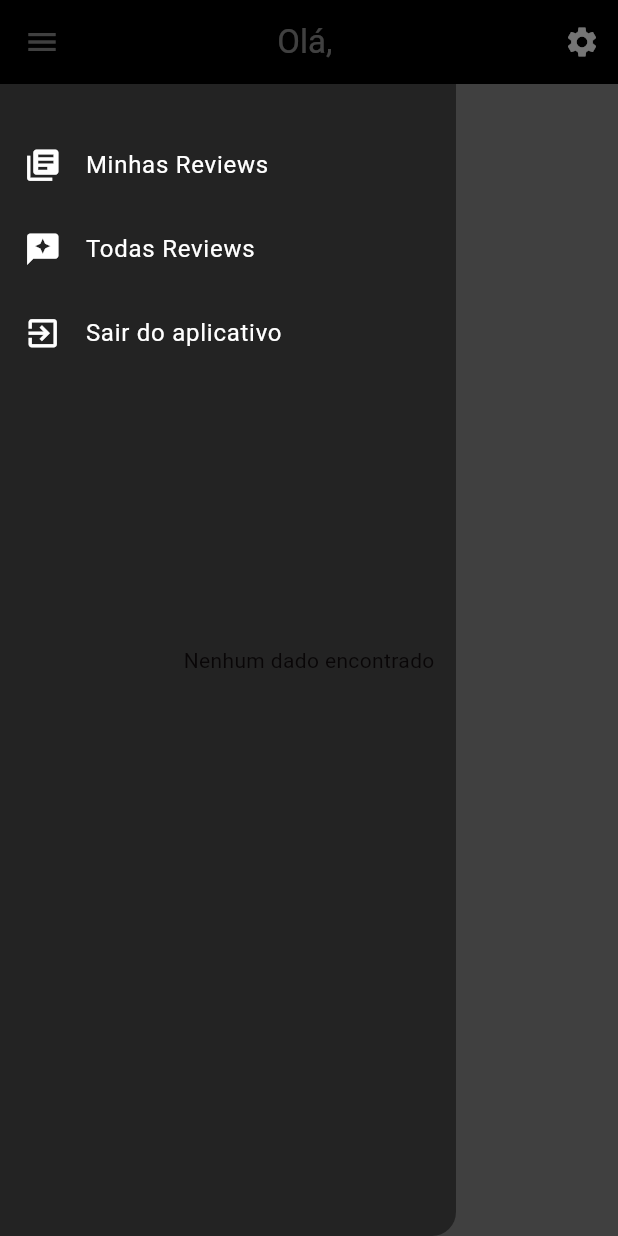
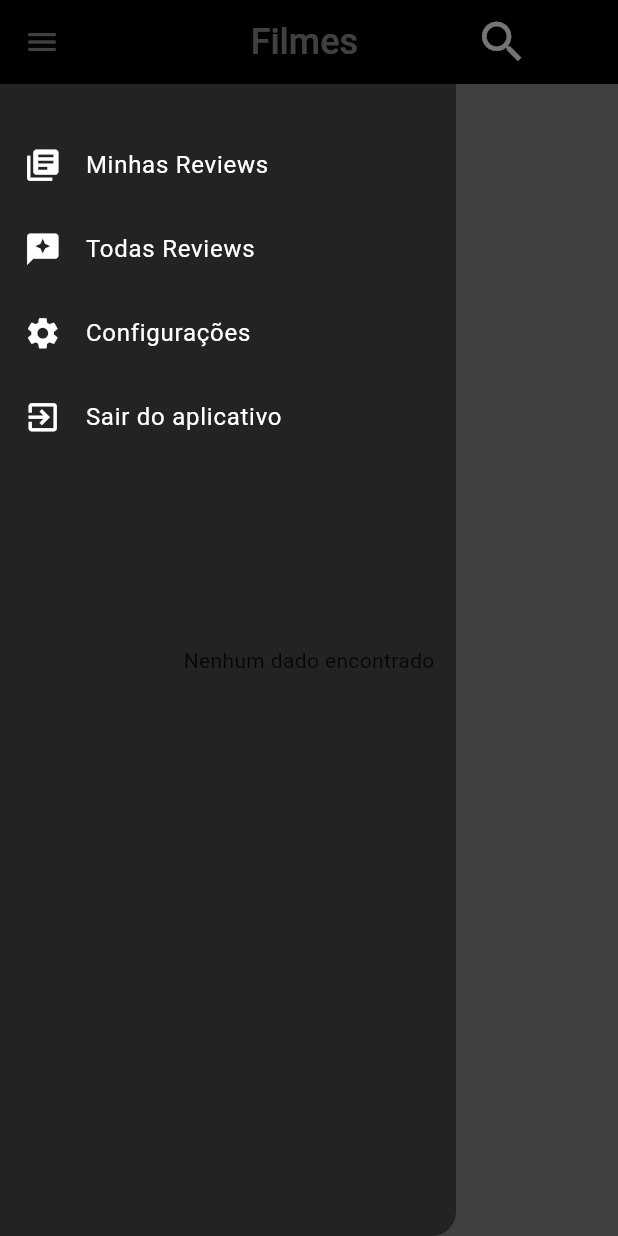
Before and after one commit to pires1945/comenta_ai, a Flutter app: the screen it shows once a user with an empty profile is signed in, with the side drawer open, on a phone screen of 412 x 824 dp. Run offline on Flutter 3.47's test engine with Material 3 defaults, Android fonts, the phone set to English and light mode, and no system bars; our stand-ins replace cloud_firestore, firebase_auth, firebase_core, firebase_storage, image_picker; accounts and stored records are empty; network calls fail.

Commit message:
Feita a tela de todas reviews e começado a fazer a busca

```diff
--- a/lib/components/app_drawer.dart
+++ b/lib/components/app_drawer.dart
@@ -45,6 +45,18 @@ class AppDrawer extends StatelessWidget {
           ),
           ListTile(
             leading: const Icon(
+              Icons.settings,
+              color: Colors.white,
+              size: 25,
+            ),
+            title: const Text(
+              'Configurações',
+              style: TextStyle(color: Colors.white, fontSize: 16),
+            ),
+            onTap: () {},
+          ),
+          ListTile(
+            leading: const Icon(
               Icons.exit_to_app,
               color: Colors.white,
               size: 25,
--- a/lib/components/stars.dart
+++ b/lib/components/stars.dart
@@ -82,7 +82,7 @@ class Stars extends StatelessWidget {
     }
 
     return const Text(
-      ' Nenhuma avaliação dos usuários ',
+      'Sem avaliações',
       style: TextStyle(color: Colors.white, fontSize: 17),
     );
   }
--- a/lib/pages/home_page.dart
+++ b/lib/pages/home_page.dart
@@ -1,6 +1,5 @@
 import 'package:comenta_ai/components/app_drawer.dart';
 import 'package:comenta_ai/components/movie_grid.dart';
-import 'package:comenta_ai/core/service/auth/auth_service.dart';
 import 'package:flutter/material.dart';
 
 class HomePage extends StatefulWidget {
@@ -16,13 +15,28 @@ class _HomePageState extends State<HomePage> {
     return Scaffold(
       backgroundColor: Theme.of(context).colorScheme.secondary,
       appBar: AppBar(
-        title: Text('Olá, ${AuthService().currentUser!.name}'),
+        title: Row(
+          mainAxisAlignment: MainAxisAlignment.spaceAround,
+          children: [
+            const Padding(
+              padding: EdgeInsets.only(left: 60),
+              child: Text(
+                'Filmes',
+                style: TextStyle(fontSize: 24, fontWeight: FontWeight.w500),
+              ),
+            ),
+            IconButton(
+                onPressed: () {},
+                icon: const Icon(
+                  Icons.search,
+                  size: 36,
+                ))
+          ],
+        ),
+        //Text('Olá, ${AuthService().currentUser!.name}'),
         centerTitle: true,
         backgroundColor: Theme.of(context).colorScheme.primary,
         foregroundColor: Theme.of(context).colorScheme.onPrimary,
-        actions: [
-          IconButton(onPressed: () {}, icon: const Icon(Icons.settings))
-        ],
       ),
       body: MovieGrid(),
       drawer: AppDrawer(),
--- a/lib/pages/my_reviews.dart
+++ b/lib/pages/my_reviews.dart
@@ -15,7 +15,6 @@ class _MyReviewsState extends State<MyReviews> {
   final user = AuthService().currentUser;
   @override
   void initState() {
-    // TODO: implement initState
     super.initState();
   }
 
@@ -23,7 +22,7 @@ class _MyReviewsState extends State<MyReviews> {
   Widget build(BuildContext context) {
     return Scaffold(
       appBar: AppBar(
-        title: Text('Minhas Reviews'),
+        title: const Text('Minhas Reviews'),
         centerTitle: true,
         backgroundColor: Theme.of(context).colorScheme.primary,
         foregroundColor: Theme.of(context).colorScheme.onPrimary,
@@ -45,7 +44,6 @@ class _MyReviewsState extends State<MyReviews> {
               final reviews = snapshot.data!
                   .where((element) => element.userId == user!.id)
                   .toList()
-                  .reversed
                   .toList();
               return ListView.builder(
                 itemCount: reviews.length,
```
Also changed, not shown: lib/components/review_item.dart (+5 -7 lines), lib/pages/all_reviews.dart (+37 -4 lines), lib/pages/movie_detail.dart (+10 -2 lines), lib/pages/reviewForm.dart (+16 -10 lines).
